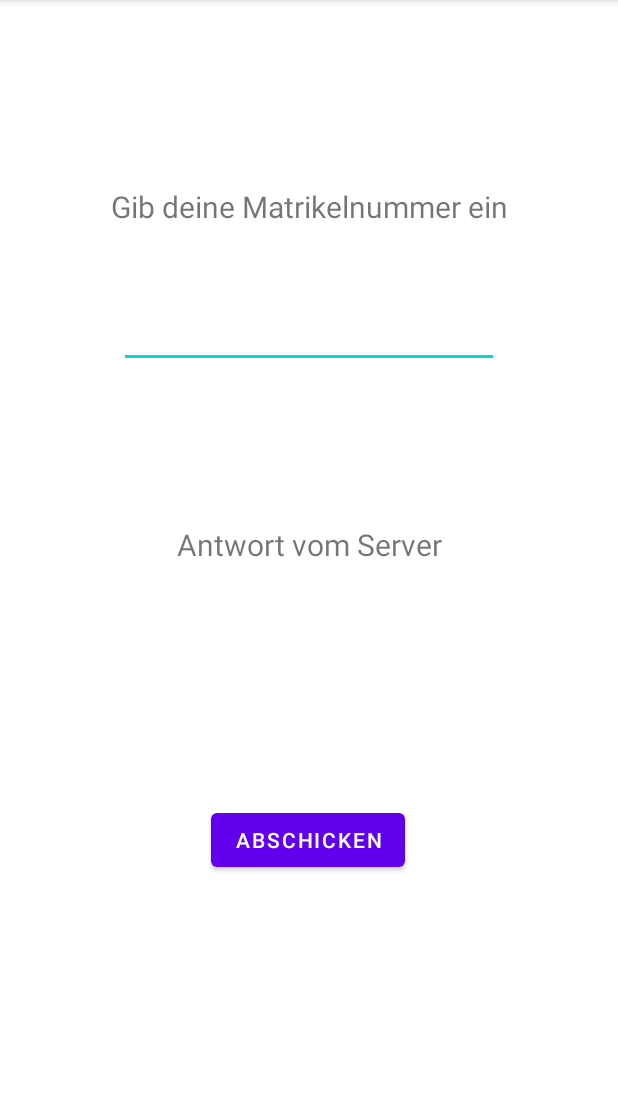
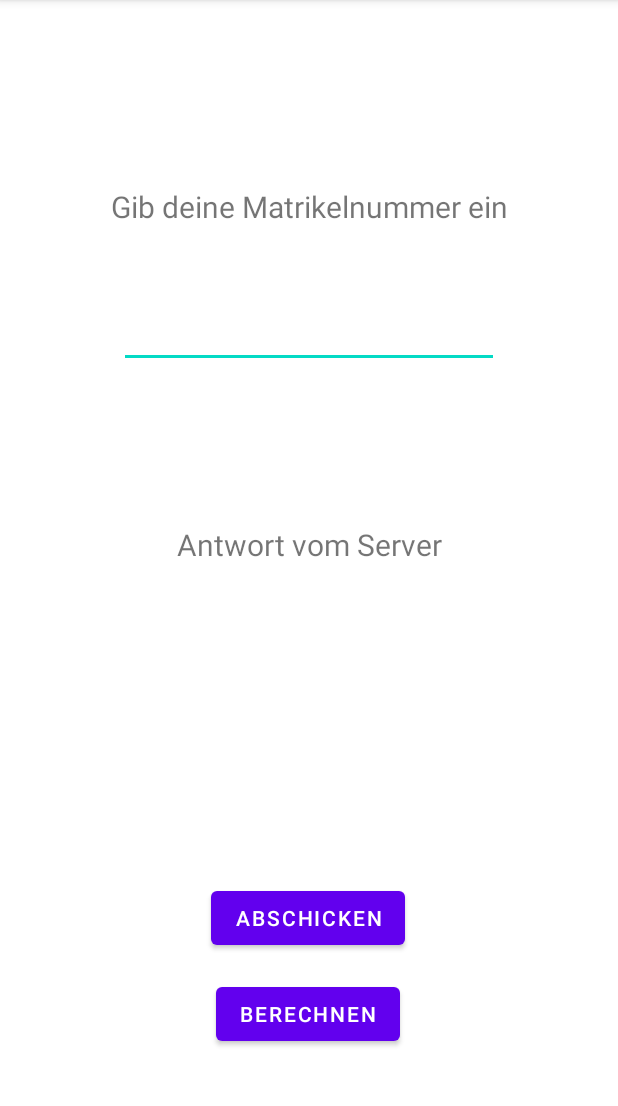
Before and after one commit to wernigtobias/SE2Einzelphase, an Android app: the screen it shows after launch (MainActivity), on a phone screen of 412 x 824 dp, the part 84-1190 px from its top. Run offline under Robolectric (Android 15) with nearby library versions, the phone set to English and light mode, and no system bars.

Commit message:
changed layout for 2.2

```diff
--- a/app/src/main/res/layout/activity_main.xml
+++ b/app/src/main/res/layout/activity_main.xml
@@ -32,10 +32,11 @@
         android:id="@+id/txtAnswer"
         android:layout_width="wrap_content"
         android:layout_height="wrap_content"
-        android:layout_marginTop="60dp"
+        android:layout_marginTop="16dp"
         android:textAlignment="center"
         android:textSize="20sp"
         app:layout_constraintEnd_toEndOf="parent"
+        app:layout_constraintHorizontal_bias="0.498"
         app:layout_constraintStart_toStartOf="parent"
         app:layout_constraintTop_toBottomOf="@+id/textView2" />
 
@@ -46,6 +47,7 @@
         android:layout_marginTop="20dp"
         android:ems="10"
         android:inputType="number"
+        android:textAlignment="center"
         app:layout_constraintEnd_toEndOf="parent"
         app:layout_constraintStart_toStartOf="parent"
         app:layout_constraintTop_toBottomOf="@+id/textView" />
@@ -54,10 +56,21 @@
         android:id="@+id/buttonSend"
         android:layout_width="wrap_content"
         android:layout_height="wrap_content"
-        android:layout_marginTop="72dp"
+        android:layout_marginBottom="16dp"
         android:text="Abschicken"
+        app:layout_constraintBottom_toTopOf="@+id/buttonCalculate"
         app:layout_constraintEnd_toEndOf="parent"
         app:layout_constraintHorizontal_bias="0.498"
-        app:layout_constraintStart_toStartOf="parent"
-        app:layout_constraintTop_toBottomOf="@+id/txtAnswer" />
+        app:layout_constraintStart_toStartOf="parent" />
+
+    <Button
+        android:id="@+id/buttonCalculate"
+        android:layout_width="wrap_content"
+        android:layout_height="wrap_content"
+        android:layout_marginBottom="68dp"
+        android:text="Berechnen"
+        app:layout_constraintBottom_toBottomOf="parent"
+        app:layout_constraintEnd_toEndOf="parent"
+        app:layout_constraintHorizontal_bias="0.498"
+        app:layout_constraintStart_toStartOf="parent" />
 </androidx.constraintlayout.widget.ConstraintLayout>
```
